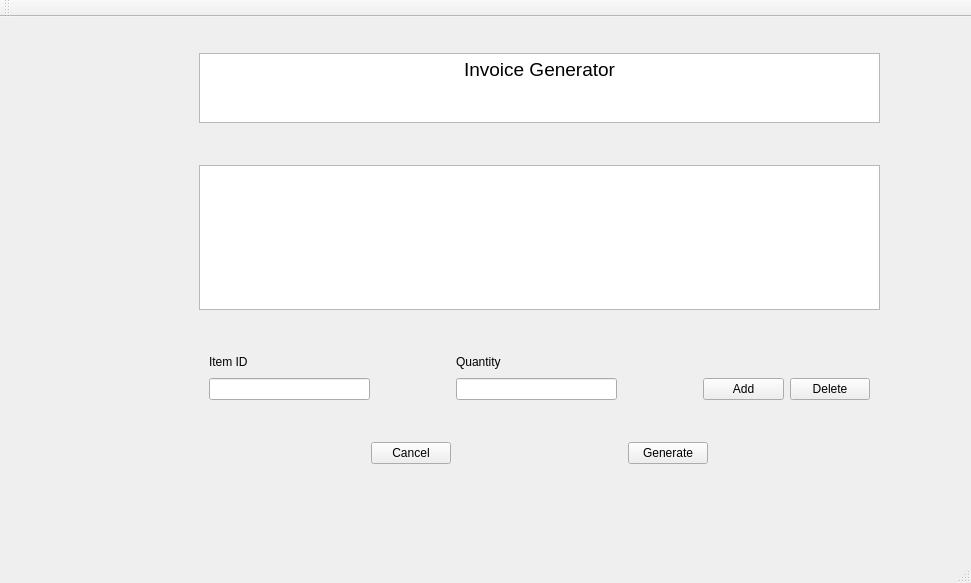
Above: UI/forms/mainwindow.ui from Kshitij1K/ShopInventoryManager before the change. Below: the same form after it.
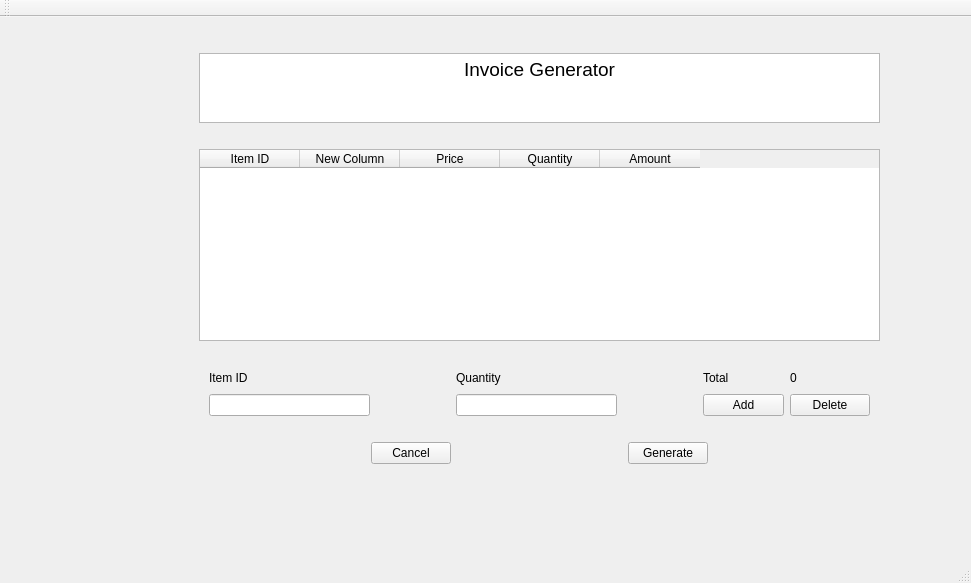
That is the form after the change. The open tabs and pages were chosen to show the change.

Commit message: Change TableViews to TableWidgets

```diff
--- a/UI/forms/mainwindow.ui
+++ b/UI/forms/mainwindow.ui
@@ -1144,7 +1144,7 @@
             <height>431</height>
            </rect>
           </property>
-          <layout class="QVBoxLayout" name="Invoice_Generator_Page" stretch="1,1,4,1,1,1,2">
+          <layout class="QVBoxLayout" name="Invoice_Generator_Page" stretch="1,1,0,1,1,1,2">
            <property name="topMargin">
             <number>10</number>
            </property>
@@ -1176,7 +1176,33 @@
             </spacer>
            </item>
            <item>
-            <widget class="QTableView" name="tableView"/>
+            <widget class="QTableWidget" name="invoice_table">
+             <column>
+              <property name="text">
+               <string>Item ID</string>
+              </property>
+             </column>
+             <column>
+              <property name="text">
+               <string>New Column</string>
+              </property>
+             </column>
+             <column>
+              <property name="text">
+               <string>Price</string>
+              </property>
+             </column>
+             <column>
+              <property name="text">
+               <string>Quantity</string>
+              </property>
+             </column>
+             <column>
+              <property name="text">
+               <string>Amount</string>
+              </property>
+             </column>
+            </widget>
            </item>
            <item>
             <spacer name="verticalSpacer_13">
@@ -1285,6 +1311,20 @@
                </property>
               </widget>
              </item>
+             <item row="0" column="5">
+              <widget class="QLabel" name="label_4">
+               <property name="text">
+                <string>0</string>
+               </property>
+              </widget>
+             </item>
+             <item row="0" column="4">
+              <widget class="QLabel" name="label_5">
+               <property name="text">
+                <string>Total</string>
+               </property>
+              </widget>
+             </item>
             </layout>
            </item>
            <item>
```
Left out of the diff: 52 changed lines with no effect on the pictures.
